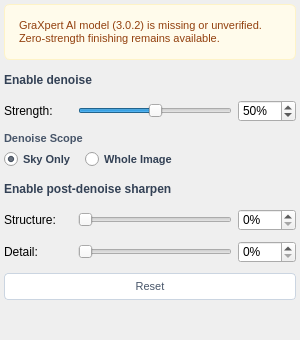
First picture: the form in src/startrails/ui/step_finish_starless.ui, repository gkyle/startrails, before the edit.
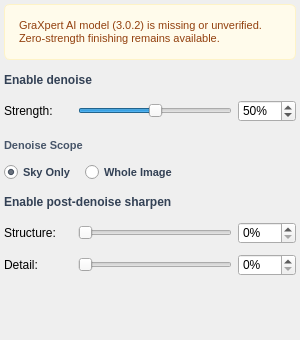
Second picture: the form after the edit. Icons and pictures are not drawn. Custom widgets are drawn as their Qt base class.

Commit message: ui consistency: buttons

The edit to the form file:
```diff
--- a/src/startrails/ui/step_finish_starless.ui
+++ b/src/startrails/ui/step_finish_starless.ui
@@ -48,22 +48,6 @@
     border: none;
     outline: none;
 }
-QPushButton#btn_reset {
-    background-color: #ffffff;
-    color: #475569;
-    border: 1px solid #cbd5e1;
-    border-radius: 4px;
-    padding: 6px 12px;
-    font-size: 11px;
-}
-QPushButton#btn_reset:hover {
-    background-color: #f1f5f9;
-}
-QPushButton#btn_reset:disabled {
-    background-color: #f8fafc;
-    color: #cbd5e1;
-    border-color: #e2e8f0;
-}
 QCheckBox#check_enable_denoise, QCheckBox#check_enable_sharpen {
     spacing: 0px;
     border: none;
@@ -560,23 +544,6 @@
      </item>
     </layout>
    </item>
-   <item>
-    <layout class="QHBoxLayout" name="action_layout">
-     <property name="spacing">
-      <number>6</number>
-     </property>
-     <item>
-      <widget class="QPushButton" name="btn_reset">
-       <property name="cursor">
-        <cursorShape>PointingHandCursor</cursorShape>
-       </property>
-       <property name="text">
-        <string>Reset</string>
-       </property>
-      </widget>
-     </item>
-    </layout>
-   </item>
    <item>
     <widget class="QLabel" name="lbl_status">
      <property name="text">
```
The commit also changes 12 other files.
